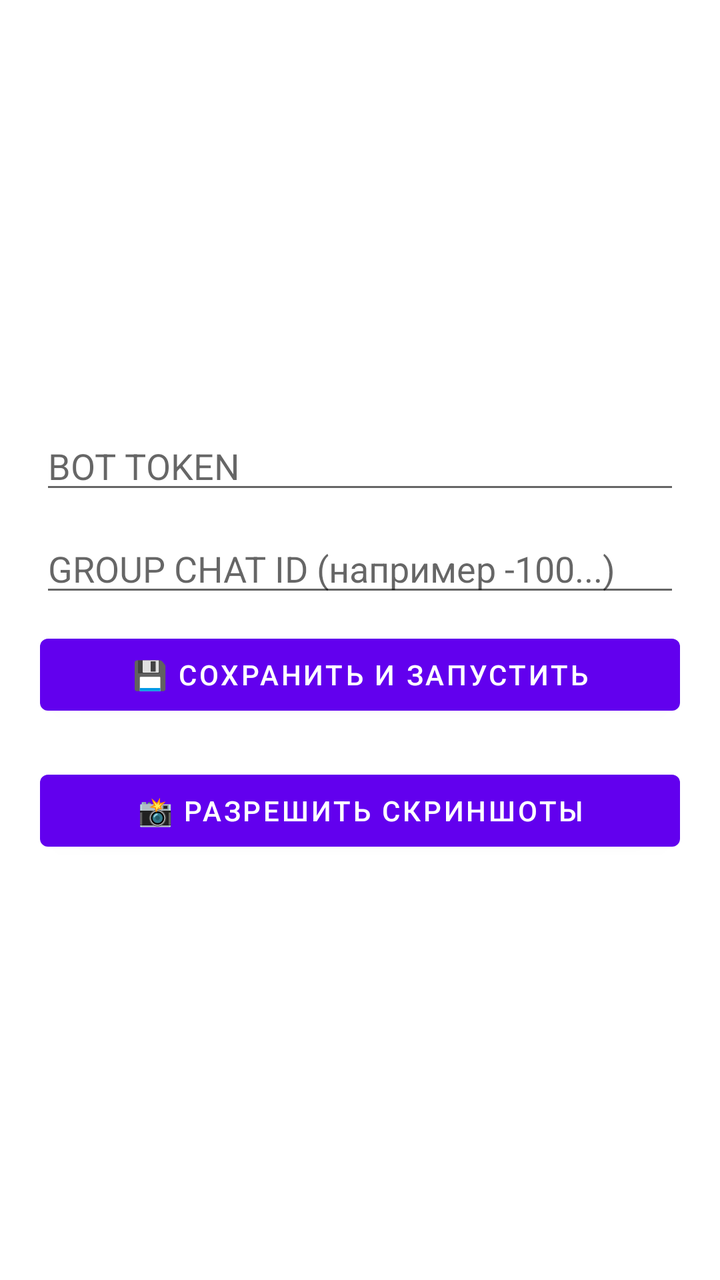
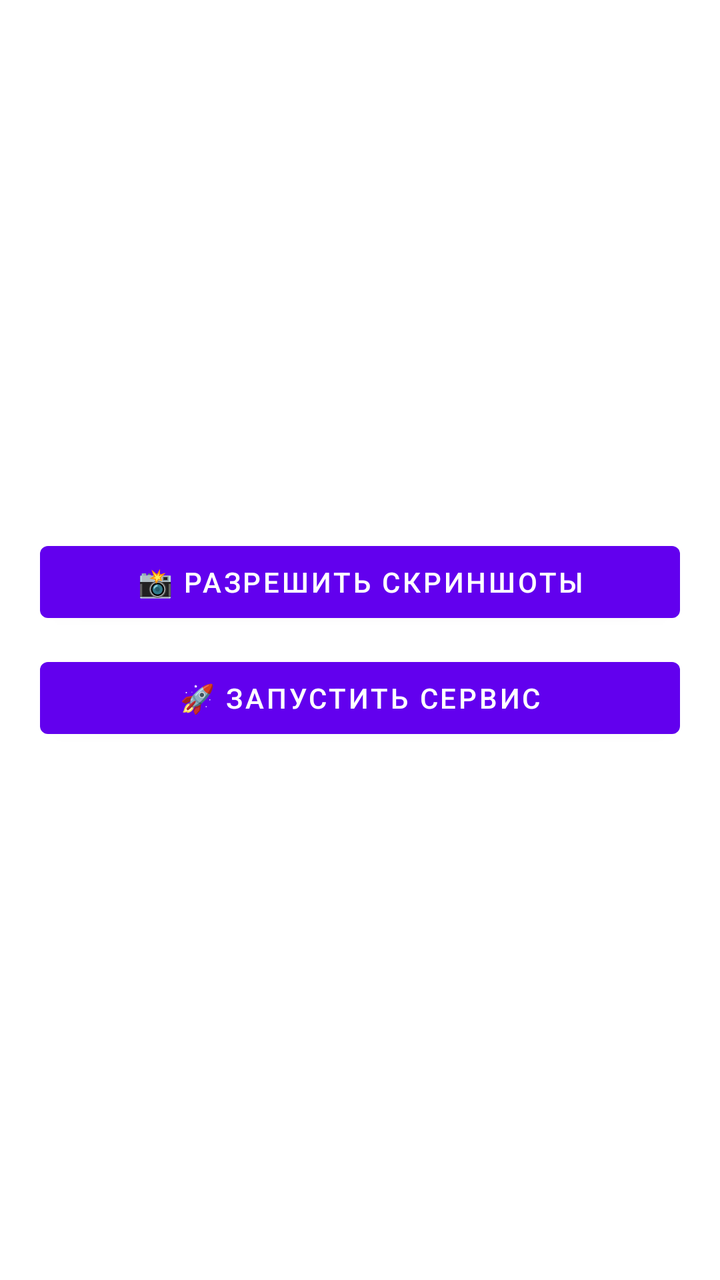

Two renders of the same Android screen: before a commit and after it. Below are the layout's source before the change and the commit's diff.
<!-- AndroidManifest.xml: fallback theme Theme.MaterialComponents.DayNight.NoActionBar -->
<!-- res/layout/activity_main.xml -->
<?xml version="1.0" encoding="utf-8"?>
<LinearLayout xmlns:android="http://schemas.android.com/apk/res/android"
    android:layout_width="match_parent"
    android:layout_height="match_parent"
    android:orientation="vertical"
    android:padding="20dp"
    android:gravity="center">

    <EditText
        android:id="@+id/etToken"
        android:layout_width="match_parent"
        android:layout_height="wrap_content"
        android:hint="BOT TOKEN" />

    <EditText
        android:id="@+id/etGroupId"
        android:layout_width="match_parent"
        android:layout_height="wrap_content"
        android:hint="GROUP CHAT ID (например -100...)"
        android:layout_marginTop="10dp" />

    <Button
        android:id="@+id/btnSave"
        android:layout_width="match_parent"
        android:layout_height="wrap_content"
        android:text="💾 Сохранить и запустить"
        android:layout_marginTop="10dp" />

    <Button
        android:id="@+id/btnScreenshot"
        android:layout_width="match_parent"
        android:layout_height="wrap_content"
        android:text="📸 Разрешить скриншоты"
        android:layout_marginTop="20dp" />
</LinearLayout>
<!-- resources referenced by this layout -->
<resources>

</resources>

<!-- the commit's change to res/layout/activity_main.xml (unified diff, before → after) -->
@@ -6,30 +6,16 @@
     android:padding="20dp"
     android:gravity="center">
 
-    <EditText
-        android:id="@+id/etToken"
-        android:layout_width="match_parent"
-        android:layout_height="wrap_content"
-        android:hint="BOT TOKEN" />
-
-    <EditText
-        android:id="@+id/etGroupId"
-        android:layout_width="match_parent"
-        android:layout_height="wrap_content"
-        android:hint="GROUP CHAT ID (например -100...)"
-        android:layout_marginTop="10dp" />
-
-    <Button
-        android:id="@+id/btnSave"
-        android:layout_width="match_parent"
-        android:layout_height="wrap_content"
-        android:text="💾 Сохранить и запустить"
-        android:layout_marginTop="10dp" />
-
     <Button
         android:id="@+id/btnScreenshot"
         android:layout_width="match_parent"
         android:layout_height="wrap_content"
-        android:text="📸 Разрешить скриншоты"
-        android:layout_marginTop="20dp" />
+        android:text="📸 Разрешить скриншоты" />
+
+    <Button
+        android:id="@+id/btnStart"
+        android:layout_width="match_parent"
+        android:layout_height="wrap_content"
+        android:text="🚀 Запустить сервис"
+        android:layout_marginTop="10dp" />
 </LinearLayout>
